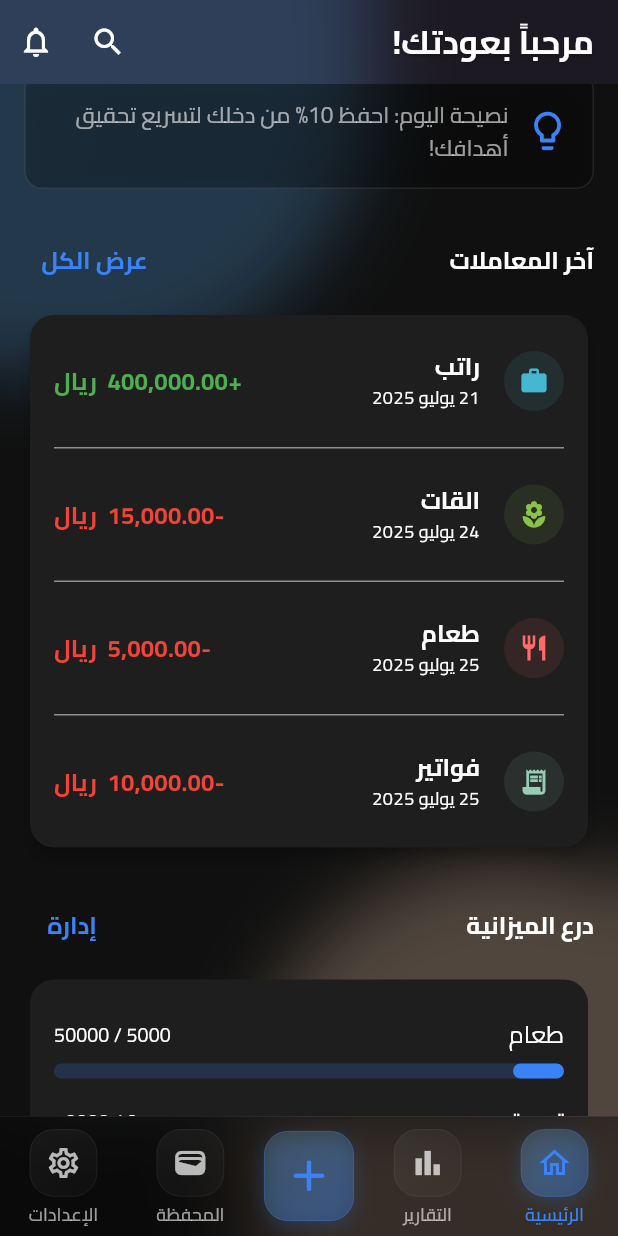
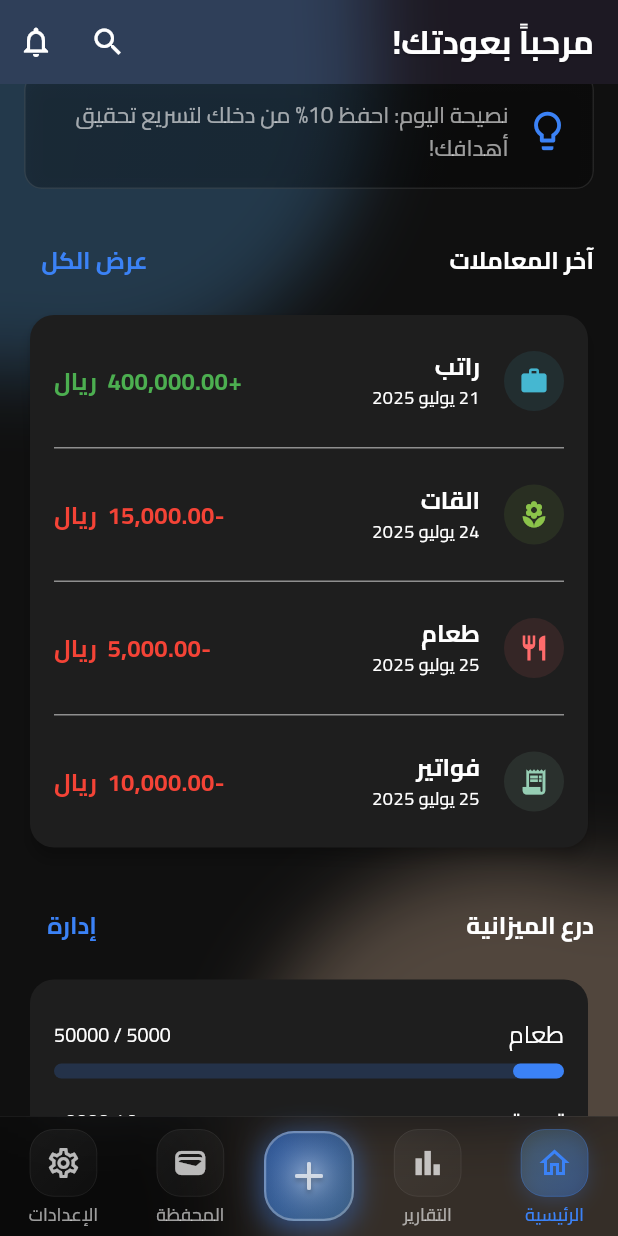
Before and after one commit to MohanadTawfik/nabd, a Flutter app: the screen it shows after launch, scrolled down 576 dp, on a phone screen of 412 x 824 dp. Run offline on Flutter 3.47's test engine with Material 3 defaults, Android fonts, the phone set to English and light mode, and no system bars; our stand-ins replace file_picker, flutter_slidable, flutter_staggered_animations, image_picker, simple_gradient_text, syncfusion_flutter_charts; missing offline and left inert: animated_digit.

Commit message:
modified:   lib/widgets/animated_bottom_nav_bar.dart

```diff
--- a/lib/widgets/animated_bottom_nav_bar.dart
+++ b/lib/widgets/animated_bottom_nav_bar.dart
@@ -61,45 +61,69 @@ class AnimatedBottomNavBar extends StatelessWidget {
           ),
         ),
 
-        // Floating Action Button with glass effect
-        GestureDetector(
+        // Floating Action Button with enhanced visibility
+        Positioned(
+          // bottom: 20, // ارتفاع ثابت من الأسفل
+          child: GestureDetector(
             onTap: onAddPressed,
-          child: AnimatedContainer(
-            // استخدام نفس AnimatedContainer من _buildNavItem
-            duration: const Duration(milliseconds: 300),
-            curve: Curves.easeInOut,
-            padding: const EdgeInsets.all(12), // Padding مناسب للأيقونة
+            child: Container(
+              height: 60, // حجم أكبر
+              width: 60,
               decoration: BoxDecoration(
-              // نفس التدرج اللوني الزجاجي للعناصر المختارة
                 gradient: LinearGradient(
                   colors: [
-                  AppColors.primaryLight.withOpacity(isDark ? 0.2 : 0.1),
-                  AppColors.primaryColor.withOpacity(isDark ? 0.3 : 0.2),
+                    AppColors.primaryColor.withValues(alpha: 0.5),
+                    AppColors.primaryDark.withValues(alpha: 0.5),
                   ],
                   begin: Alignment.topLeft,
                   end: Alignment.bottomRight,
                 ),
-              shape: BoxShape.rectangle, // هذا هو التغيير الأساسي: دائري
-              borderRadius: BorderRadius.circular(16),
-              border: Border.all(
-                color:
-                    AppColors.primaryColor.withOpacity(0.4), // حد أقوى لتمييزه
-                width: 0.5,
-              ),
+                shape: BoxShape.rectangle,
+                borderRadius: BorderRadius.circular(20),
                 boxShadow: [
-                // ظل خفيف للعنصر المختار
                   BoxShadow(
-                  color: AppColors.primaryColor.withOpacity(0.2),
-                  blurRadius: 10,
+                    color: AppColors.primaryColor.withOpacity(0.45),
+                    blurRadius: 15,
+                    spreadRadius: 2,
                     offset: const Offset(0, 4),
                   ),
                 ],
+                border: Border.all(
+                  color: Colors.white.withOpacity(0.3),
+                  width: 1.5,
                 ),
-            child: const Icon(
-              // أيقونة الإضافة
+              ),
+              child: Stack(
+                alignment: Alignment.center,
+                children: [
+                  // Glow effect
+                  Container(
+                    decoration: BoxDecoration(
+                      shape: BoxShape.rectangle,
+                      gradient: RadialGradient(
+                        colors: [
+                          Colors.white.withOpacity(0.4),
+                          Colors.transparent,
+                        ],
+                        radius: 0.7,
+                      ),
+                    ),
+                  ),
+                  // Icon with shadow
+                  Icon(
                     Icons.add_rounded,
-              color: AppColors.primaryColor, // لون أيقونة الثيم الأساسي
-              size: 35, // حجم أيقونة مناسب
+                    color: Colors.white.withValues(alpha: 0.7),
+                    size: 32,
+                    shadows: [
+                      Shadow(
+                        color: Colors.black.withOpacity(0.3),
+                        blurRadius: 4,
+                        offset: const Offset(0, 2),
+                      ),
+                    ],
+                  ),
+                ],
+              ),
             ),
           ),
         ),
```
Lines whose indentation alone changed are shown as unchanged.
